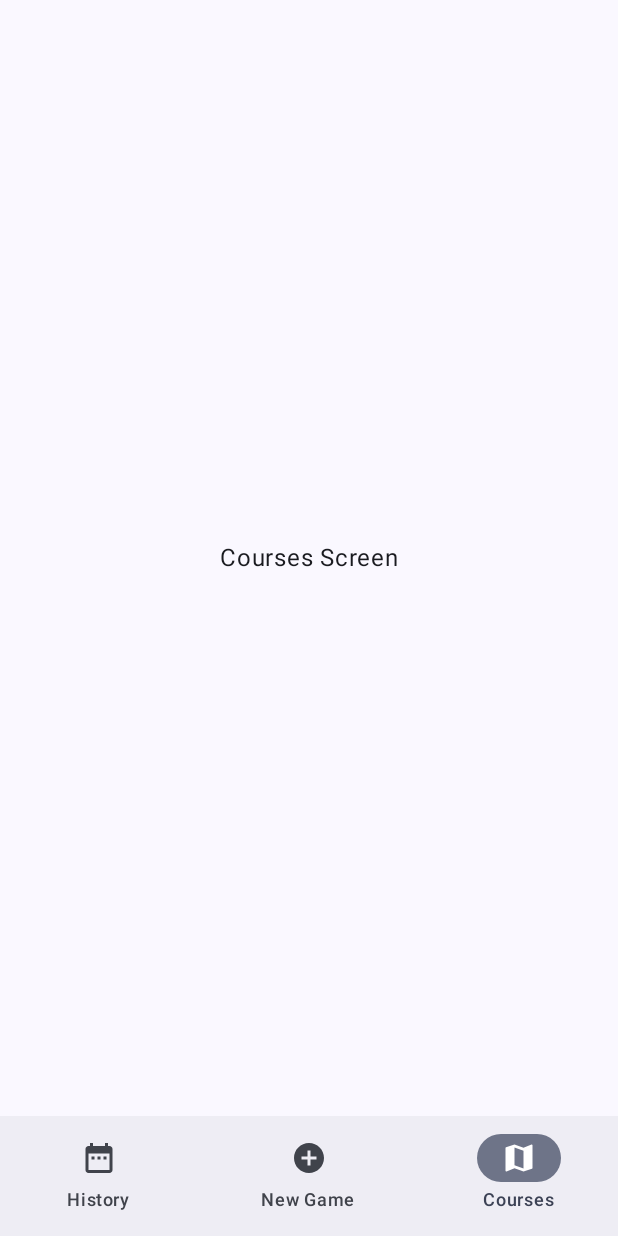
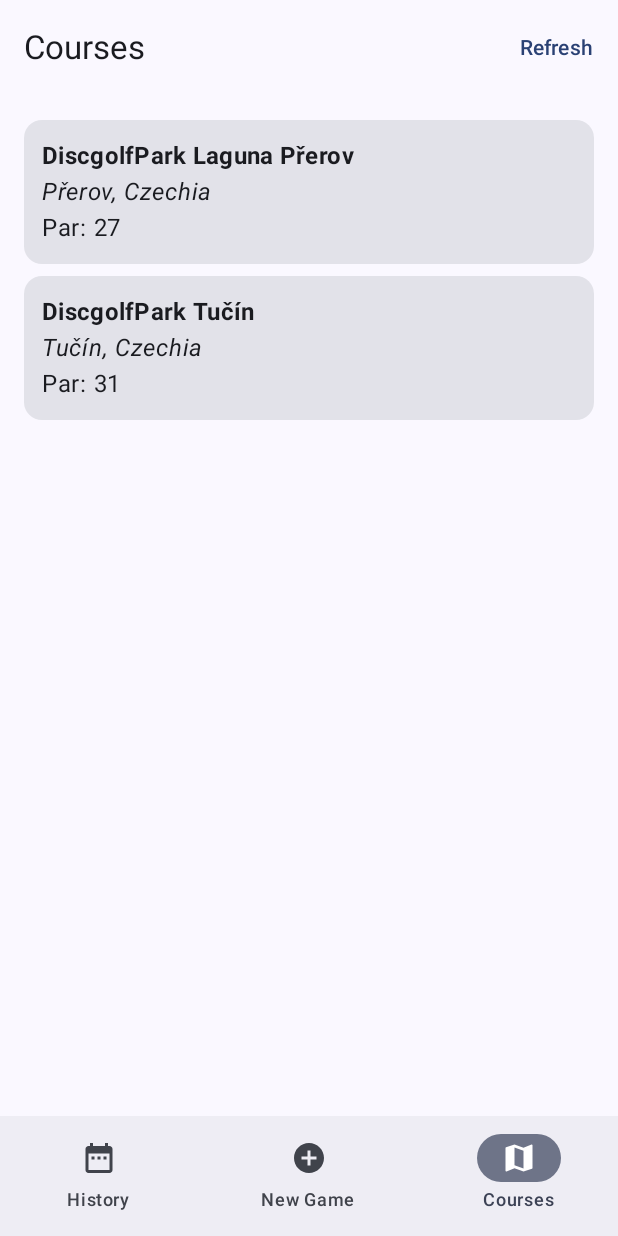
Before and after one commit to konarikm/DGApp, an Android app built with Jetpack Compose: the screen it shows after launch (MainActivity), item 3 of the bottom bar chosen, on a phone screen of 412 x 824 dp. Run offline under Robolectric (Android 15) with nearby library versions, the phone set to English and light mode, and no system bars; our stand-ins replace Room's generated code.

Commit message:
Implement simple course list screen with mock data, rename BottomNavBar -> NavigationBar

```diff
--- /dev/null
+++ b/mobile/app/src/main/java/cz/utb/fai/dgapp/data/DefaultCourseRepository.kt
@@ -0,0 +1,31 @@
+package cz.utb.fai.dgapp.data
+
+import cz.utb.fai.dgapp.data.local.CourseLocalDataSource
+import cz.utb.fai.dgapp.data.remote.CourseRemoteDataSource
+import cz.utb.fai.dgapp.domain.CourseRepository
+import cz.utb.fai.dgapp.data.mappers.toDomain
+import cz.utb.fai.dgapp.data.mappers.toEntity
+import cz.utb.fai.dgapp.domain.Course
+
+class DefaultCourseRepository(
+    private val remoteDataSource: CourseRemoteDataSource,
+    private val localDataSource: CourseLocalDataSource,
+) : CourseRepository {
+    override suspend fun getCourses(forceRefresh: Boolean): List<Course>{
+        val local = localDataSource.getCourses()
+
+        val shouldRefresh = forceRefresh || local.isEmpty()
+
+        return if (shouldRefresh) {
+            val remoteDtos = remoteDataSource.getCourses()
+            val domainCourses = remoteDtos.map{ it.toDomain() }
+
+            val entities = domainCourses.map{ it.toEntity() }
+            localDataSource.saveCourses(entities)
+
+            domainCourses
+        } else {
+            local.map{ it.toDomain() }
+        }
+    }
+}
--- /dev/null
+++ b/mobile/app/src/main/java/cz/utb/fai/dgapp/data/local/CourseLocalDataSource.kt
@@ -0,0 +1,24 @@
+package cz.utb.fai.dgapp.data.local
+
+import kotlinx.coroutines.delay
+
+/**
+ * Fake "Room" datasource – drží data jen v paměti.
+ */
+
+// TODO
+// implementovat reálnou instanci Room databáze
+
+class CourseLocalDataSource {
+    private var cache: List<CourseEntity> = emptyList()
+
+    suspend fun getCourses(): List<CourseEntity> {
+        delay(200)
+        return cache
+    }
+
+    suspend fun saveCourses(courses: List<CourseEntity>) {
+        delay(200)
+        cache = courses
+    }
+}
--- /dev/null
+++ b/mobile/app/src/main/java/cz/utb/fai/dgapp/data/remote/CourseRemoteDataSource.kt
@@ -0,0 +1,33 @@
+package cz.utb.fai.dgapp.data.remote
+
+import kotlinx.coroutines.delay
+
+class CourseRemoteDataSource {
+    private val MOCK_COURSE_LAGUNA = CourseApiDto(
+        id = "6918e1e390ea5c4759d49dcc",
+        name = "DiscgolfPark Laguna Přerov",
+        location = "Přerov, Czechia",
+        description = "Hřiště ideální pro začátečníky rozprostírající se v okolí přerovské laguny",
+        numberOfHoles = 9,
+        parValues = listOf(3, 3, 3, 3, 3, 3, 3, 3, 3)
+    )
+
+    private val MOCK_COURSE_TUCIN = CourseApiDto(
+        id = "6918e20c90ea5c4759d49dce",
+        name = "DiscgolfPark Tučín",
+        location = "Tučín, Czechia",
+        description = null,
+        numberOfHoles = 10,
+        parValues = listOf(3, 3, 3, 3, 3, 3, 3, 4, 3, 3)
+    )
+
+    // FAKE REST - simulace síťového volání
+    suspend fun getCourses(): List<CourseApiDto> {
+        delay(1000)
+
+        return listOf(
+            MOCK_COURSE_LAGUNA,
+            MOCK_COURSE_TUCIN,
+        )
+    }
+}
--- /dev/null
+++ b/mobile/app/src/main/java/cz/utb/fai/dgapp/domain/CourseRepository.kt
@@ -0,0 +1,5 @@
+package cz.utb.fai.dgapp.domain
+
+interface CourseRepository {
+    suspend fun getCourses(forceRefresh: Boolean = false): List<Course>
+}
--- a/mobile/app/src/main/java/cz/utb/fai/dgapp/ui/CoursesScreen.kt
+++ b/mobile/app/src/main/java/cz/utb/fai/dgapp/ui/CoursesScreen.kt
@@ -1,18 +1,92 @@
 package cz.utb.fai.dgapp.ui
 
-import androidx.compose.foundation.layout.Box
-import androidx.compose.foundation.layout.fillMaxSize
-import androidx.compose.material3.Text
+import androidx.compose.foundation.layout.*
+import androidx.compose.foundation.lazy.LazyColumn
+import androidx.compose.foundation.lazy.items
+import androidx.compose.material3.*
 import androidx.compose.runtime.Composable
-import androidx.compose.ui.Alignment
-import androidx.compose.ui.Modifier
+import androidx.compose.ui.*
+import androidx.compose.ui.text.font.FontStyle
+import androidx.compose.ui.text.font.FontWeight
+import androidx.compose.ui.unit.dp
+import cz.utb.fai.dgapp.domain.Course
 
 /**
  * Dedicated screen for viewing and managing disc golf courses.
  */
+@OptIn(ExperimentalMaterial3Api::class)
 @Composable
-fun CoursesScreen(modifier: Modifier = Modifier) {
-    Box(modifier = modifier.fillMaxSize(), contentAlignment = Alignment.Center) {
-        Text("Courses Screen")
+fun CoursesScreen(
+    uiState: CoursesUiState,
+    onRefresh: () -> Unit,
+    modifier: Modifier = Modifier
+) {
+    Scaffold(
+        topBar = {
+            TopAppBar(
+                title = { Text("Courses") },
+                actions = {
+                    TextButton(onClick = onRefresh) {
+                        Text("Refresh")
+                    }
+                }
+            )
+        }
+    ) {
+            padding ->
+        Box (
+            modifier = Modifier
+                .fillMaxSize()
+                .padding(padding)
+        ) {
+            when {
+                uiState.isLoading -> {
+                    CircularProgressIndicator(
+                        modifier = Modifier.align(Alignment.Center)
+                    )
+                }
+
+                uiState.errorMessage != null -> {
+                    Text(
+                        text = uiState.errorMessage,
+                        modifier = Modifier.align(Alignment.Center)
+                    )
+                }
+
+                else -> {
+                    LazyColumn(
+                        modifier = Modifier
+                            .fillMaxSize()
+                            .padding(16.dp),
+                        verticalArrangement = Arrangement.spacedBy(8.dp)
+                    ) {
+                        items(
+                            items = uiState.courses,
+                            key = { course -> course.id },
+                        ) { course ->
+                            CourseItem(course)
+                        }
+                    }
+                }
+            }
+        }
     }
 }
+
+
+@Composable
+fun CourseItem(course: Course) {
+    val totalPar = course.parValues.sum()
+
+    Card(modifier = Modifier.fillMaxWidth()) {
+        Column(modifier = Modifier.padding(12.dp)) {
+            Text(
+                text = course.name,
+                style = MaterialTheme.typography.titleMedium,
+                fontWeight = FontWeight.Bold
+            )
+            course.location?.let { Text(text = it, fontStyle = FontStyle.Italic) }
+            Text(text = "Par: $totalPar")
+        }
+    }
+}
--- /dev/null
+++ b/mobile/app/src/main/java/cz/utb/fai/dgapp/ui/CoursesUiState.kt
@@ -0,0 +1,9 @@
+package cz.utb.fai.dgapp.ui
+
+import cz.utb.fai.dgapp.domain.Course
+
+data class CoursesUiState(
+    val isLoading: Boolean = false,
+    val courses: List<Course> = emptyList(),
+    val errorMessage: String? = null
+)
--- /dev/null
+++ b/mobile/app/src/main/java/cz/utb/fai/dgapp/ui/CoursesViewModel.kt
@@ -0,0 +1,56 @@
+package cz.utb.fai.dgapp.ui
+
+import androidx.compose.runtime.mutableStateOf
+import androidx.compose.runtime.getValue
+import androidx.compose.runtime.setValue
+import androidx.lifecycle.ViewModel
+import androidx.lifecycle.ViewModelProvider
+import androidx.lifecycle.viewModelScope
+import androidx.lifecycle.viewmodel.initializer
+import androidx.lifecycle.viewmodel.viewModelFactory
+import cz.utb.fai.dgapp.data.DefaultCourseRepository
+import cz.utb.fai.dgapp.data.local.CourseLocalDataSource
+import cz.utb.fai.dgapp.data.remote.CourseRemoteDataSource
+import cz.utb.fai.dgapp.domain.CourseRepository
+import kotlinx.coroutines.launch
+
+class CoursesViewModel(private val repository: CourseRepository) : ViewModel() {
+    var uiState by mutableStateOf(CoursesUiState(isLoading = true))
+        private set
+
+    init {
+        loadCourses(forceRefresh = false)
+    }
+
+    fun loadCourses(forceRefresh: Boolean) {
+        viewModelScope.launch {
+            uiState = uiState.copy(isLoading = true, errorMessage = null)
+
+            try {
+                val courses = repository.getCourses(forceRefresh)
+                uiState = CoursesUiState(
+                    isLoading = false,
+                    courses = courses,
+                    errorMessage = null
+                )
+            } catch (e: Exception) {
+                uiState = CoursesUiState(
+                    isLoading = false,
+                    courses = emptyList(),
+                    errorMessage = e.message ?: "Unknown error"
+                )
+            }
+        }
+    }
+
+    companion object {
+        val Factory: ViewModelProvider.Factory = viewModelFactory {
+            initializer {
+                val remote = CourseRemoteDataSource()
+                val local = CourseLocalDataSource()
+                val repo = DefaultCourseRepository(remote, local)
+                CoursesViewModel(repo)
+            }
+        }
+    }
+}
--- a/mobile/app/src/main/java/cz/utb/fai/dgapp/ui/BottomNavBar.kt
+++ b/mobile/app/src/main/java/cz/utb/fai/dgapp/ui/NavigationBar.kt
@@ -8,7 +8,7 @@ import androidx.compose.runtime.Composable
 import androidx.compose.ui.Modifier
 
 @Composable
-fun BottomNavBar(
+fun NavigationBar(
     currentRoute: String,
     onItemSelected: (NavigationItem) -> Unit,
     modifier: Modifier = Modifier
--- a/mobile/app/src/main/java/cz/utb/fai/dgapp/ui/RootScreen.kt
+++ b/mobile/app/src/main/java/cz/utb/fai/dgapp/ui/RootScreen.kt
@@ -23,7 +23,7 @@ fun RootScreen() {
     Scaffold(
         bottomBar = {
             // Displays the three-item navigation bar
-            BottomNavBar(
+            NavigationBar(
                 currentRoute = currentRoute,
                 onItemSelected = { item ->
                     // 1. Update the local state
@@ -51,8 +51,13 @@ fun RootScreen() {
                     NewGameScreen(modifier = Modifier.fillMaxSize())
                 }
                 NavigationItem.Courses.route -> {
-                    // Displays the dedicated Courses Screen
-                    CoursesScreen(modifier = Modifier.fillMaxSize())
+                    val vm: CoursesViewModel = viewModel(factory = CoursesViewModel.Factory)
+
+                    CoursesScreen(
+                        uiState = vm.uiState,
+                        onRefresh = { vm.loadCourses(forceRefresh = true) },
+                        modifier = Modifier.fillMaxSize()
+                    )
                 }
             }
         }
```
